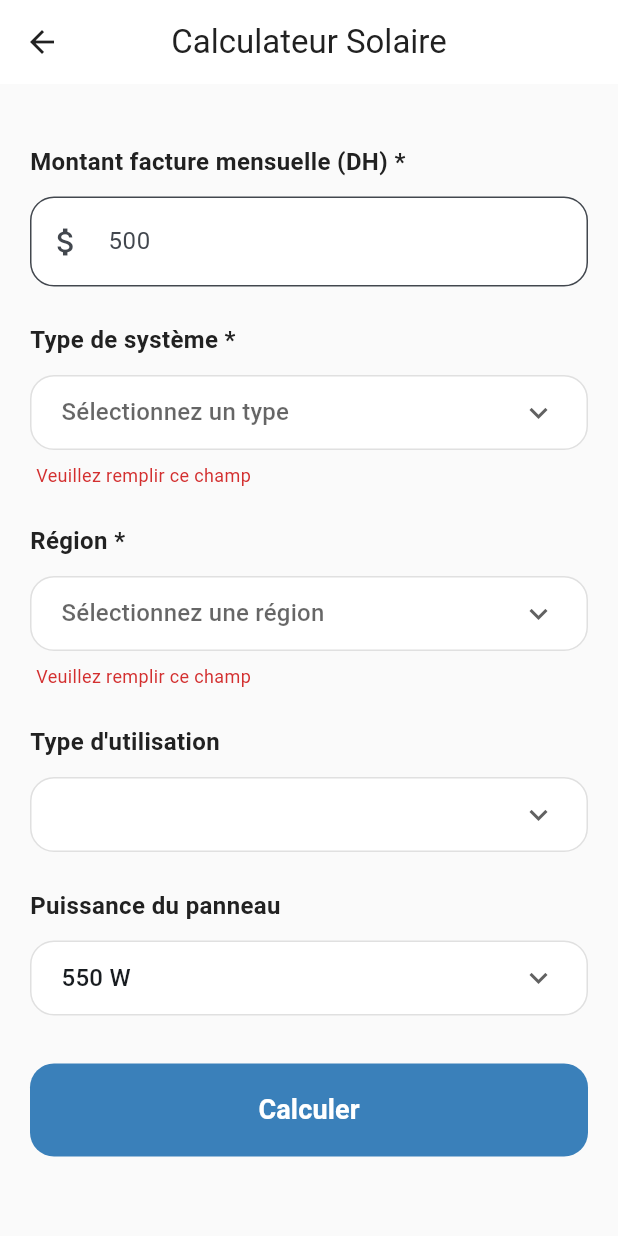
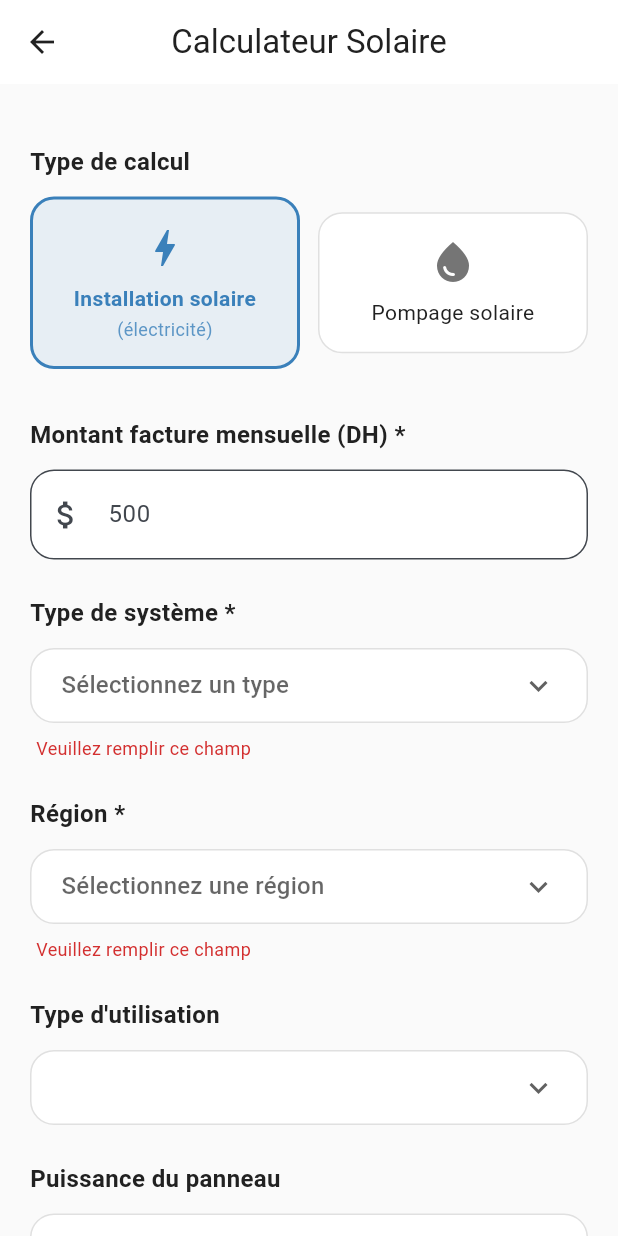
Before and after one commit to jawadpython/solarapp1, a Flutter app: the CalculatorInputScreen screen opened by its route, on a phone screen of 412 x 824 dp. Run offline on Flutter 3.47's test engine with Material 3 defaults, Android fonts, the phone set to English and light mode, and no system bars; our stand-ins replace cloud_firestore, csv, data_table_2, firebase_auth, firebase_core, geocoding and 4 more; missing offline and left inert: excel, universal_html; accounts and stored records are empty.

```diff
--- a/lib/features/calculator/views/calculator_input_screen.dart
+++ b/lib/features/calculator/views/calculator_input_screen.dart
@@ -4,6 +4,7 @@ import 'package:noor_energy/features/calculator/services/calculator_service.dart
 import 'package:noor_energy/features/calculator/services/region_service.dart';
 import 'package:noor_energy/features/calculator/screens/calculator_result_screen.dart';
 import 'package:noor_energy/l10n/app_localizations.dart';
+import 'package:noor_energy/routes/app_routes.dart';
 
 class CalculatorInputScreen extends StatefulWidget {
   const CalculatorInputScreen({super.key});
@@ -17,6 +18,9 @@ class _CalculatorInputScreenState extends State<CalculatorInputScreen> {
   final _factureDHController = TextEditingController();
   final _regionService = RegionService.instance;
   final _calculatorService = SolarCalculatorService();
+
+  // Calculator type selector
+  String _selectedCalculatorType = 'electricity'; // Default: Installation solaire
 
   String? _selectedSystemType;
   String? _selectedRegionCode; // Store regionCode internally
@@ -60,6 +64,27 @@ class _CalculatorInputScreenState extends State<CalculatorInputScreen> {
           ),
         );
       }
+    }
+  }
+
+  void _handleCalculatorTypeChange(String? type) {
+    if (type == null) return;
+
+    setState(() {
+      _selectedCalculatorType = type;
+    });
+
+    // Navigate to pumping calculator if selected
+    if (type == 'pumping') {
+      Navigator.pushNamed(context, AppRoutes.pumpingCalculator);
+      // Reset to electricity after navigation (for when user comes back)
+      Future.delayed(const Duration(milliseconds: 100), () {
+        if (mounted) {
+          setState(() {
+            _selectedCalculatorType = 'electricity';
+          });
+        }
+      });
     }
   }
 
@@ -167,7 +192,45 @@ class _CalculatorInputScreenState extends State<CalculatorInputScreen> {
             crossAxisAlignment: CrossAxisAlignment.start,
             children: [
               const SizedBox(height: 20),
-              // A) Facture DH TextField
+
+              // Calculator Type Selector
+              Text(
+                'Type de calcul',
+                style: TextStyle(
+                  fontSize: 16,
+                  fontWeight: FontWeight.w600,
+                  color: AppColors.textPrimary,
+                ),
+              ),
+              const SizedBox(height: 12),
+              Row(
+                children: [
+                  Expanded(
+                    child: _CalculatorTypeCard(
+                      title: 'Installation solaire',
+                      subtitle: '(électricité)',
+                      icon: Icons.bolt,
+                      isSelected: _selectedCalculatorType == 'electricity',
+                      onTap: () => _handleCalculatorTypeChange('electricity'),
+                    ),
+                  ),
+                  const SizedBox(width: 12),
+                  Expanded(
+                    child: _CalculatorTypeCard(
+                      title: 'Pompage solaire',
+                      subtitle: '',
+                      icon: Icons.water_drop,
+                      isSelected: _selectedCalculatorType == 'pumping',
+                      onTap: () => _handleCalculatorTypeChange('pumping'),
+                    ),
+                  ),
+                ],
+              ),
+              const SizedBox(height: 32),
+
+              // Only show electricity form fields when electricity is selected
+              if (_selectedCalculatorType == 'electricity') ...[
+                // A) Facture DH TextField
               Text(
                 AppLocalizations.of(context)!.monthlyBillAmount,
                 style: TextStyle(
@@ -425,6 +488,7 @@ class _CalculatorInputScreenState extends State<CalculatorInputScreen> {
                 ),
               ),
               const SizedBox(height: 40),
+              ],
             ],
           ),
         ),
@@ -432,3 +496,81 @@ class _CalculatorInputScreenState extends State<CalculatorInputScreen> {
     );
   }
 }
+
+// Calculator Type Card Widget
+class _CalculatorTypeCard extends StatelessWidget {
+  final String title;
+  final String subtitle;
+  final IconData icon;
+  final bool isSelected;
+  final VoidCallback onTap;
+
+  const _CalculatorTypeCard({
+    required this.title,
+    required this.subtitle,
+    required this.icon,
+    required this.isSelected,
+    required this.onTap,
+  });
+
+  @override
+  Widget build(BuildContext context) {
+    return InkWell(
+      onTap: onTap,
+      borderRadius: BorderRadius.circular(16),
+      child: Container(
+        padding: const EdgeInsets.all(16),
+        decoration: BoxDecoration(
+          color: isSelected
+              ? AppColors.primary.withValues(alpha: 0.1)
+              : Colors.white,
+          borderRadius: BorderRadius.circular(16),
+          border: Border.all(
+            color: isSelected
+                ? AppColors.primary
+                : Colors.grey.shade300,
+            width: isSelected ? 2 : 1,
+          ),
+        ),
+        child: Column(
+          children: [
+            Icon(
+              icon,
+              size: 32,
+              color: isSelected
+                  ? AppColors.primary
+                  : AppColors.textSecondary,
+            ),
+            const SizedBox(height: 8),
+            Text(
+              title,
+              style: TextStyle(
+                fontSize: 14,
+                fontWeight: isSelected
+                    ? FontWeight.w600
+                    : FontWeight.normal,
+                color: isSelected
+                    ? AppColors.primary
+                    : AppColors.textPrimary,
+              ),
+              textAlign: TextAlign.center,
+            ),
+            if (subtitle.isNotEmpty) ...[
+              const SizedBox(height: 2),
+              Text(
+                subtitle,
+                style: TextStyle(
+                  fontSize: 12,
+                  color: isSelected
+                      ? AppColors.primary.withValues(alpha: 0.8)
+                      : AppColors.textSecondary,
+                ),
+                textAlign: TextAlign.center,
+              ),
+            ],
+          ],
+        ),
+      ),
+    );
+  }
+}
--- a/lib/features/installation/screens/maintenance_request_screen.dart
+++ b/lib/features/installation/screens/maintenance_request_screen.dart
@@ -438,7 +438,7 @@ class _MaintenanceRequestScreenState extends State<MaintenanceRequestScreen> {
                                   child: Container(
                                     padding: const EdgeInsets.all(4),
                                     decoration: BoxDecoration(
-                                      color: Colors.black.withOpacity(0.6),
+                                      color: Colors.black.withValues(alpha: 0.6),
                                       borderRadius: BorderRadius.circular(4),
                                     ),
                                     child: const Icon(
@@ -625,7 +625,7 @@ class _SectionCard extends StatelessWidget {
         borderRadius: BorderRadius.circular(20),
         boxShadow: [
           BoxShadow(
-            color: Colors.black.withOpacity(0.05),
+            color: Colors.black.withValues(alpha: 0.05),
             blurRadius: 10,
             offset: const Offset(0, 2),
           ),
```
Also changed, not shown: lib/features/pumping/screens/pumping_input_screen.dart (+36 -16 lines), 1 other file.
